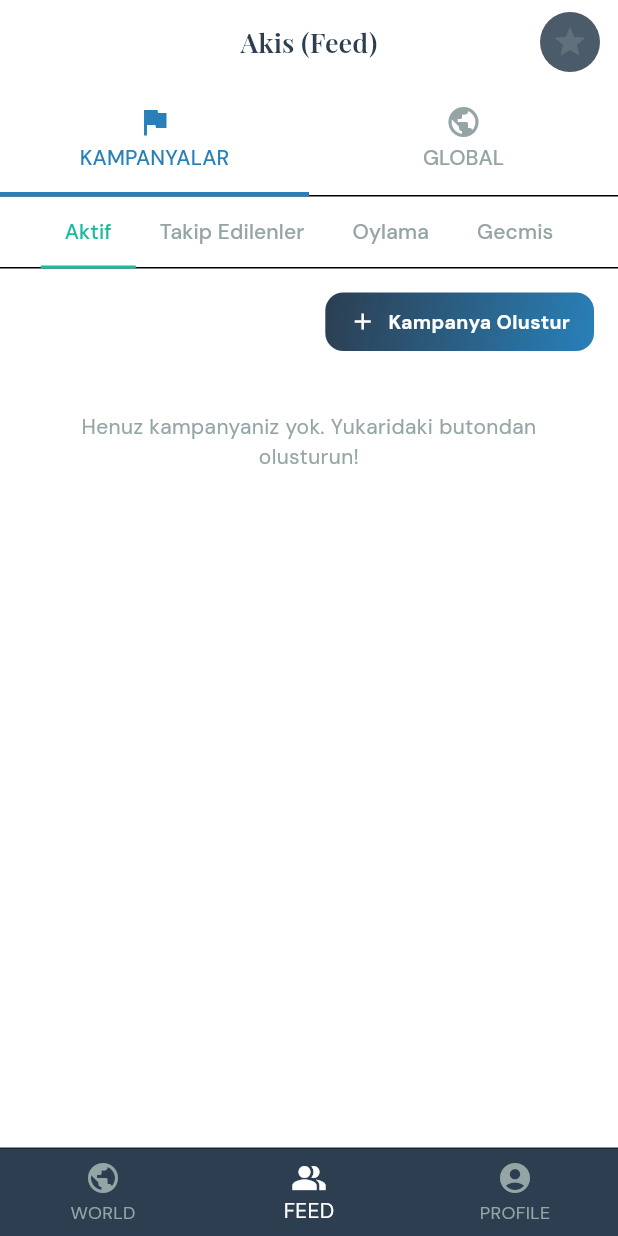
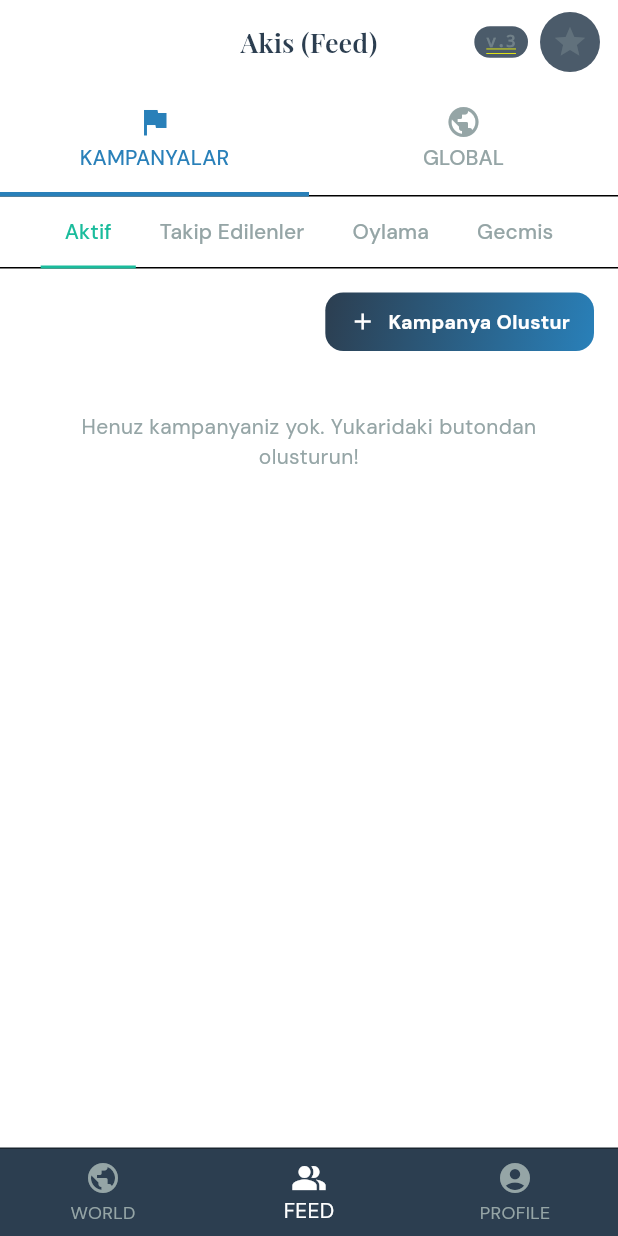
Before and after one commit to orcnakn/wacting.com, a Flutter app: the RootNavigation screen opened directly, item 2 of the bottom bar chosen, on a phone screen of 412 x 824 dp. Run offline on Flutter 3.47's test engine with Material 3 defaults, Android fonts, the phone set to English and light mode, and no system bars; our stand-ins replace dio, equatable, flutter_map, flutter_riverpod, google_fonts, latlong2 and 2 more; missing offline and left inert: dart:html; accounts and stored records are empty.

Commit message:
feat: add v.3 label next to notification star
Co-Authored-By: Claude Opus 4.6 <noreply@anthropic.com>

```diff
--- a/wacting/lib/features/root_navigation.dart
+++ b/wacting/lib/features/root_navigation.dart
@@ -174,11 +174,30 @@ class _RootNavigationState extends State<RootNavigation> {
             ),
           ),
         ),
-        // Notification star — always visible, dim when no unread
+        // Version label + Notification star — top right
         Positioned(
           top: MediaQuery.of(context).padding.top + 8,
           right: 12,
-          child: GestureDetector(
+          child: Row(
+            mainAxisSize: MainAxisSize.min,
+            children: [
+              Container(
+                padding: const EdgeInsets.symmetric(horizontal: 8, vertical: 4),
+                decoration: BoxDecoration(
+                  color: AppColors.navyPrimary.withOpacity(0.85),
+                  borderRadius: BorderRadius.circular(12),
+                ),
+                child: Text(
+                  'v.3',
+                  style: TextStyle(
+                    color: AppColors.textTertiary.withOpacity(0.5),
+                    fontSize: 11,
+                    fontWeight: FontWeight.bold,
+                  ),
+                ),
+              ),
+              const SizedBox(width: 8),
+              GestureDetector(
                 onTap: _openNotifications,
                 child: Stack(
                   clipBehavior: Clip.none,
@@ -223,6 +242,8 @@ class _RootNavigationState extends State<RootNavigation> {
                       ),
                   ],
                 ),
+              ),
+            ],
           ),
         ),
         // Map filter dropdown
```
Also changed, not shown: 3 other files. Lines whose indentation alone changed are shown as unchanged.
